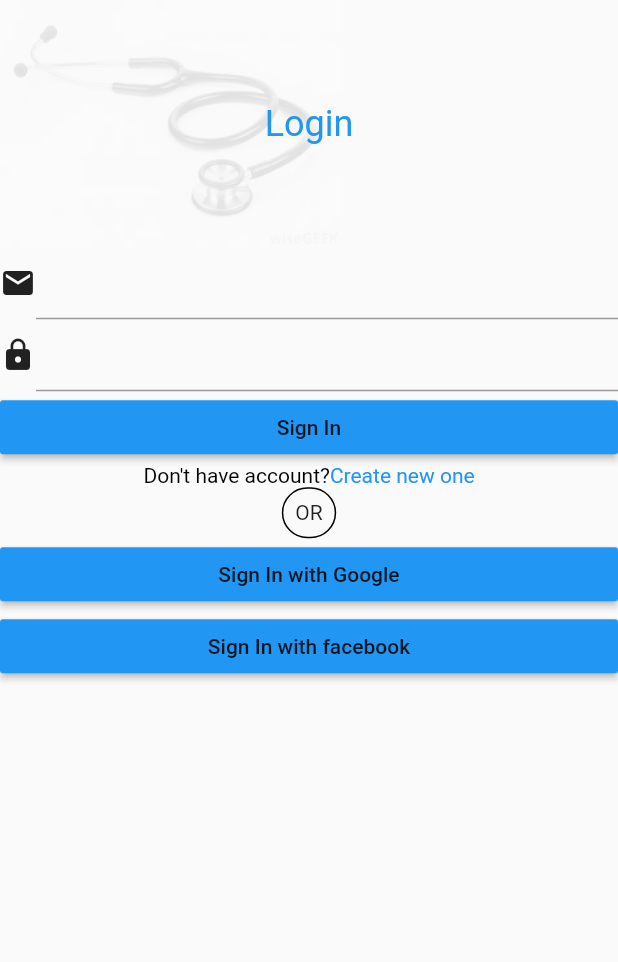
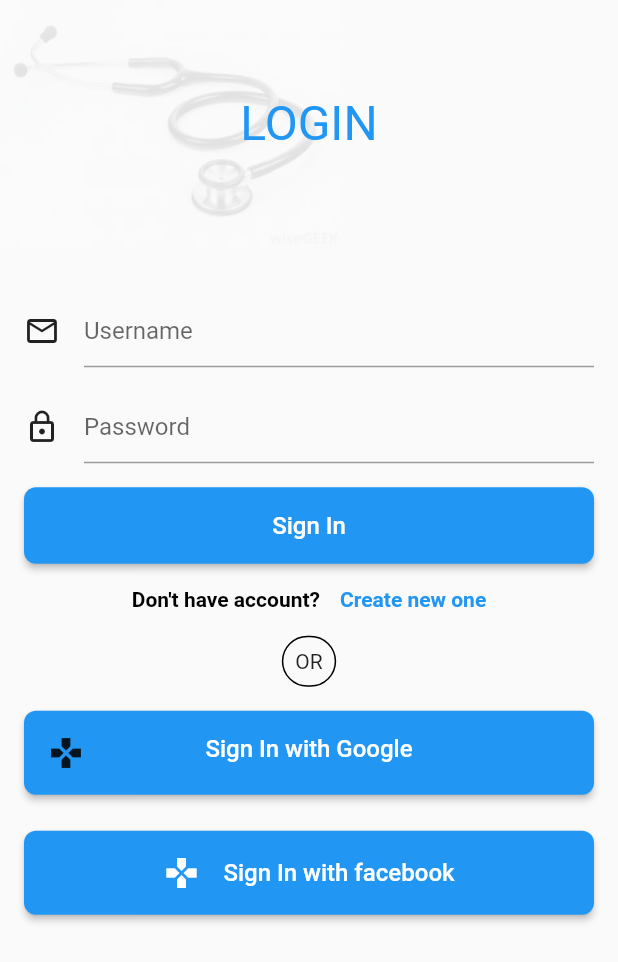
Before and after one commit to viveky259259/medical_poc, a Flutter app: the screen it shows after launch, on a phone screen of 412 x 824 dp. Shown: the top 962 px of the screen. Run offline on Flutter 3.47's test engine with Material 2 defaults, Android fonts, the phone set to English and light mode, and no system bars.

```diff
--- a/lib/login/login.ui.dart
+++ b/lib/login/login.ui.dart
@@ -21,80 +21,142 @@ class _LoginUIState extends State<LoginUI> {
                     opacity: 0.1, child: Image.asset("assets/instrument.jpg")),
                 Center(
                     child: Text(
-                  "Login",
-                  style: TextStyle(fontSize: 24, color: Colors.blue),
+                  "LOGIN",
+                  style: TextStyle(fontSize: 32, color: Colors.blue,fontWeight: FontWeight.w400),
                 ))
               ],
             ),
           ),
+          SizedBox(height: 16),
+          Padding(
+            padding: const EdgeInsets.all(16.0),
+            child: Column(
+              mainAxisSize: MainAxisSize.min,
+              children: <Widget>[
                 SizedBox(
                   width: MediaQuery.of(context).size.width,
                   child: Row(
                     mainAxisSize: MainAxisSize.min,
                     children: <Widget>[
-                Icon(Icons.mail),
+                      Icon(Icons.mail_outline),
+                      SizedBox(width: 16),
                       Expanded(
-                  child: TextField(decoration: InputDecoration()),
+                        child: TextField(
+                            decoration: InputDecoration(hintText: "Username")),
                       ),
                     ],
                   ),
                 ),
+                SizedBox(height: 16),
                 SizedBox(
                   width: MediaQuery.of(context).size.width,
                   child: Row(
                     mainAxisSize: MainAxisSize.min,
                     children: <Widget>[
-                Icon(Icons.lock),
+                      Icon(Icons.lock_outline),
+                      SizedBox(width: 16),
                       Expanded(
-                  child: TextField(decoration: InputDecoration()),
+                        child: TextField(
+                            decoration: InputDecoration(hintText: "Password")),
                       ),
                     ],
                   ),
                 ),
+                SizedBox(height: 16),
                 SizedBox(
                   width: MediaQuery.of(context).size.width,
                   child: RaisedButton(
-              child: Text("Sign In"),
+                    shape: RoundedRectangleBorder(
+                        borderRadius: BorderRadius.all(Radius.circular(8))
+                    ),
+                    padding: EdgeInsets.all(16),
+                    child: Text(
+                      "Sign In",
+                      style: TextStyle(color: Colors.white, fontSize: 16),
+                    ),
                     onPressed: () {},
                     color: Colors.blue,
                   ),
                 ),
+                SizedBox(height: 16),
                 RichText(
+
                   text: TextSpan(children: [
                     TextSpan(
                         text: "Don't have account?",
-                  style: TextStyle(color: Colors.black)),
+                        style: TextStyle(color: Colors.black,fontWeight: FontWeight.bold)),
+                    TextSpan(text: "   "),
                     TextSpan(
-                  text: "Create new one", style: TextStyle(color: Colors.blue))
+                        text: "Create new one",
+                        style: TextStyle(color: Colors.blue,fontWeight: FontWeight.bold))
                   ]),
                 ),
+                SizedBox(height: 16),
                 Container(
                   decoration: BoxDecoration(
                       border: Border.all(color: Colors.black),
-               borderRadius: BorderRadius.all(Radius.circular(150))
-             ),
+                      borderRadius: BorderRadius.all(Radius.circular(150))),
                   padding: EdgeInsets.all(8),
                   child: Text("OR"),
-
                 ),
+                SizedBox(height: 16),
                 SizedBox(
                   width: MediaQuery.of(context).size.width,
                   child: RaisedButton(
-              child: Text("Sign In with Google"),
+                    shape: RoundedRectangleBorder(
+                        borderRadius: BorderRadius.all(Radius.circular(8))
+                    ),
+                    padding: EdgeInsets.all(16),
+                    child: Stack(
+
+
+//                      mainAxisSize: MainAxisSize.min,
+                      children: <Widget>[
+                        Align( alignment: Alignment.centerLeft,
+                            child: Icon(Icons.gamepad)),
+
+                        Align(
+                          alignment: Alignment.center,
+                          child: Text(
+                            "Sign In with Google",
+                            style: TextStyle(color: Colors.white, fontSize: 16),
+                          ),
+                        ),
+                      ],
+                    ),
                     onPressed: () {},
                     color: Colors.blue,
                   ),
                 ),
+                SizedBox(height: 24),
                 SizedBox(
                   width: MediaQuery.of(context).size.width,
                   child: RaisedButton(
-              child: Text("Sign In with facebook"),
+                    shape: RoundedRectangleBorder(
+                      borderRadius: BorderRadius.all(Radius.circular(8))
+                    ),
+                    padding: EdgeInsets.all(16),
+                    child: Row(
+                      mainAxisSize: MainAxisSize.min,
+                      mainAxisAlignment: MainAxisAlignment.center,
+                      children: <Widget>[
+                        Icon(Icons.gamepad,color: Colors.white,),
+                        SizedBox(width: 16,),
+                        Text(
+                          "Sign In with facebook",
+                          style: TextStyle(color: Colors.white, fontSize: 16),
+                        ),
+                      ],
+                    ),
                     onPressed: () {},
                     color: Colors.blue,
                   ),
                 ),
               ],
             ),
+          )
+        ],
+      ),
     );
   }
 }
```
Also changed, not shown: lib/registration/registration.dart (added, +59 -0 lines). Lines whose indentation alone changed are shown as unchanged.
